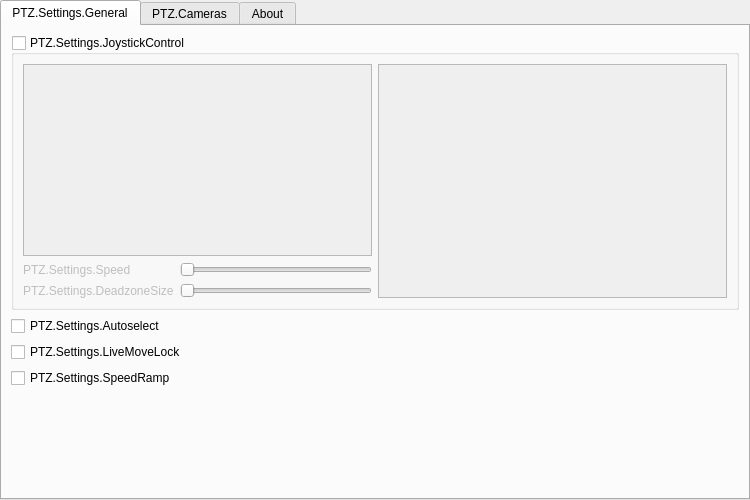
The window that src/settings.ui (glikely/obs-ptz) describes before a commit, drawn with Qt 5.
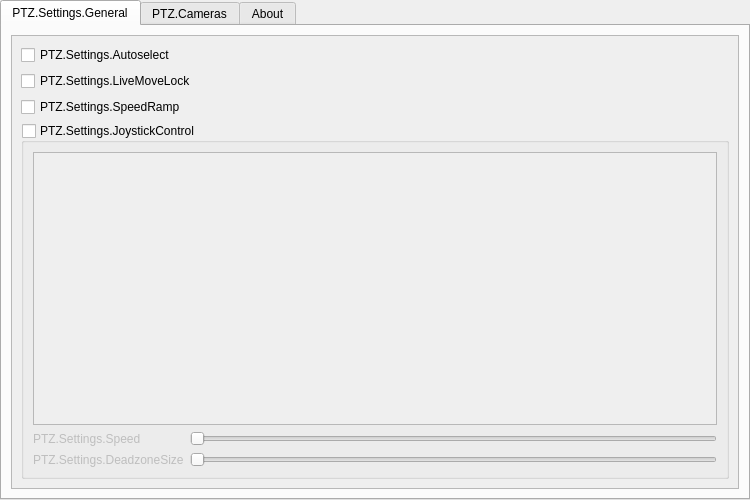
The same window after the commit. Custom widgets are drawn as their Qt base class.

Commit message:
settings: Change layout of joystick controls
This commit reworks the layout of the general settings tab. It puts the
entire configuration into a scroll area and move the general settings to
the top, above the joystick settings. Finally, it puts the joystick axis
and button mappings into a multi column grid so that it doesn't take up
as much space. With this change it is easier to see all the joystick
mappings at once, and it is easier to find the non-joystick related
settings.

```diff
--- a/src/settings.ui
+++ b/src/settings.ui
@@ -37,6 +37,51 @@
       </attribute>
       <layout class="QVBoxLayout" name="verticalLayout_5">
        <item>
+        <widget class="QScrollArea" name="scrollArea">
+         <property name="widgetResizable">
+          <bool>true</bool>
+         </property>
+         <widget class="QWidget" name="scrollAreaWidgetContents_3">
+          <property name="geometry">
+           <rect>
+            <x>0</x>
+            <y>0</y>
+            <width>702</width>
+            <height>437</height>
+           </rect>
+          </property>
+          <layout class="QVBoxLayout" name="verticalLayout_4">
+           <item>
+            <widget class="QCheckBox" name="autoselectCheckBox">
+             <property name="toolTip">
+              <string>PTZ.Settings.Autoselect.Tooltip</string>
+             </property>
+             <property name="text">
+              <string>PTZ.Settings.Autoselect</string>
+             </property>
+            </widget>
+           </item>
+           <item>
+            <widget class="QCheckBox" name="livemoveCheckBox">
+             <property name="toolTip">
+              <string>PTZ.Settings.LiveMoveLock.Tooltip</string>
+             </property>
+             <property name="text">
+              <string>PTZ.Settings.LiveMoveLock</string>
+             </property>
+            </widget>
+           </item>
+           <item>
+            <widget class="QCheckBox" name="speedRampCheckBox">
+             <property name="toolTip">
+              <string>PTZ.Settings.SpeedRamp.Tooltip</string>
+             </property>
+             <property name="text">
+              <string>PTZ.Settings.SpeedRamp</string>
+             </property>
+            </widget>
+           </item>
+           <item>
         <widget class="QGroupBox" name="joystickGroupBox">
          <property name="title">
           <string>PTZ.Settings.JoystickControl</string>
@@ -47,7 +92,7 @@
          <property name="checked">
           <bool>false</bool>
          </property>
-         <layout class="QHBoxLayout" name="horizontalLayout">
+             <layout class="QVBoxLayout" name="verticalLayout_6">
           <item>
            <layout class="QGridLayout" name="gridLayout">
             <item row="0" column="0" colspan="2">
@@ -87,73 +132,15 @@
            </layout>
           </item>
           <item>
-           <widget class="QScrollArea" name="scrollArea">
-            <property name="widgetResizable">
-             <bool>true</bool>
-            </property>
-            <widget class="QWidget" name="scrollAreaWidgetContents_3">
-             <property name="geometry">
-              <rect>
-               <x>0</x>
-               <y>0</y>
-               <width>330</width>
-               <height>338</height>
-              </rect>
-             </property>
-             <layout class="QVBoxLayout" name="verticalLayout_4">
-              <item>
                <layout class="QGridLayout" name="joystickMapGridLayout"/>
               </item>
              </layout>
             </widget>
-           </widget>
           </item>
          </layout>
         </widget>
-       </item>
-       <item>
-        <widget class="QCheckBox" name="autoselectCheckBox">
-         <property name="toolTip">
-          <string>PTZ.Settings.Autoselect.Tooltip</string>
-         </property>
-         <property name="text">
-          <string>PTZ.Settings.Autoselect</string>
-         </property>
         </widget>
        </item>
-       <item>
-        <widget class="QCheckBox" name="livemoveCheckBox">
-         <property name="toolTip">
-          <string>PTZ.Settings.LiveMoveLock.Tooltip</string>
-         </property>
-         <property name="text">
-          <string>PTZ.Settings.LiveMoveLock</string>
-         </property>
-        </widget>
-       </item>
-       <item>
-        <widget class="QCheckBox" name="speedRampCheckBox">
-         <property name="toolTip">
-          <string>PTZ.Settings.SpeedRamp.Tooltip</string>
-         </property>
-         <property name="text">
-          <string>PTZ.Settings.SpeedRamp</string>
-         </property>
-        </widget>
-       </item>
-       <item>
-        <spacer name="verticalSpacer">
-         <property name="orientation">
-          <enum>Qt::Orientation::Vertical</enum>
-         </property>
-         <property name="sizeHint" stdset="0">
-          <size>
-           <width>20</width>
-           <height>40</height>
-          </size>
-         </property>
-        </spacer>
-       </item>
       </layout>
      </widget>
      <widget class="QWidget" name="camerasTab">
```
Left out of the diff: 3 changed lines with no effect on the pictures. Lines whose indentation alone changed are shown as unchanged. The commit also changes 2 other files.
